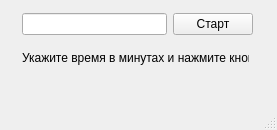
Old version of the form mainwindow.ui in the repository NotArtyom/Conference-Terminator.
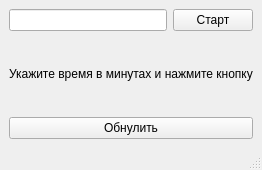
New version of the form.

Patch:
```diff
--- a/mainwindow.ui
+++ b/mainwindow.ui
@@ -6,36 +6,16 @@
    <rect>
     <x>0</x>
     <y>0</y>
-    <width>277</width>
-    <height>130</height>
+    <width>247</width>
+    <height>170</height>
    </rect>
   </property>
   <property name="windowTitle">
    <string>MSTeams Terminator</string>
   </property>
   <widget class="QWidget" name="centralwidget">
-   <widget class="QLabel" name="label">
-    <property name="geometry">
-     <rect>
-      <x>22</x>
-      <y>42</y>
-      <width>227</width>
-      <height>31</height>
-     </rect>
-    </property>
-    <property name="text">
-     <string>Укажите время в минутах и нажмите кнопку</string>
-    </property>
-   </widget>
-   <widget class="QWidget" name="">
-    <property name="geometry">
-     <rect>
-      <x>22</x>
-      <y>12</y>
-      <width>231</width>
-      <height>24</height>
-     </rect>
-    </property>
+   <layout class="QVBoxLayout" name="verticalLayout">
+    <item>
     <layout class="QHBoxLayout" name="horizontalLayout">
      <item>
       <widget class="QLineEdit" name="lineEdit"/>
@@ -48,7 +28,22 @@
       </widget>
      </item>
     </layout>
-   </widget>
+    </item>
+    <item>
+     <widget class="QLabel" name="label">
+      <property name="text">
+       <string>Укажите время в минутах и нажмите кнопку</string>
+      </property>
+     </widget>
+    </item>
+    <item>
+     <widget class="QPushButton" name="reset">
+      <property name="text">
+       <string>Обнулить</string>
+      </property>
+     </widget>
+    </item>
+   </layout>
   </widget>
   <widget class="QMenuBar" name="menubar">
    <property name="geometry">
```
Left out of the diff: 6 changed lines with no effect on the pictures. Lines whose indentation alone changed are shown as unchanged.
